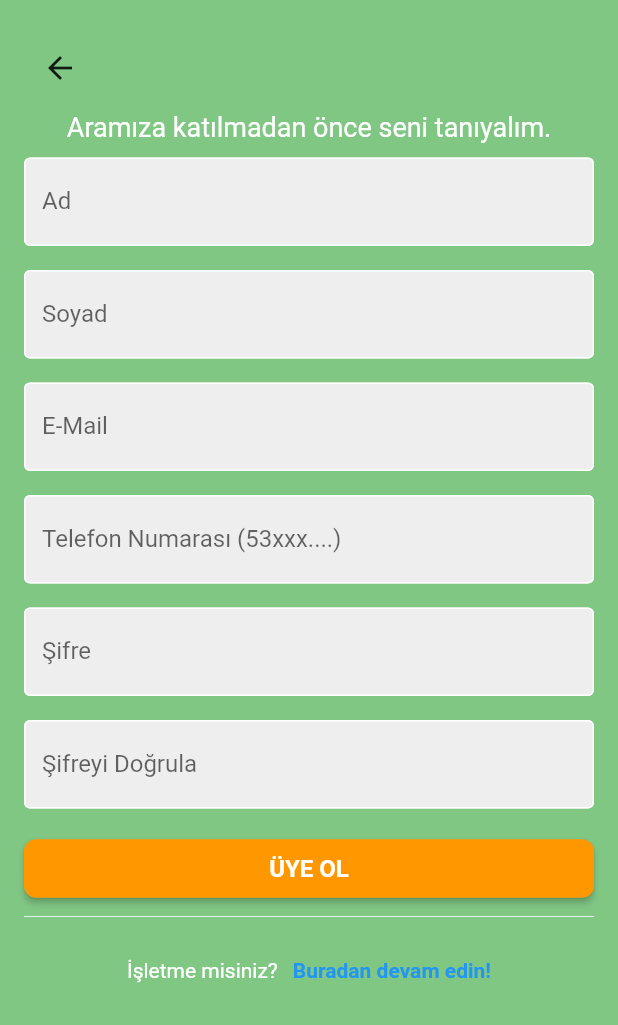
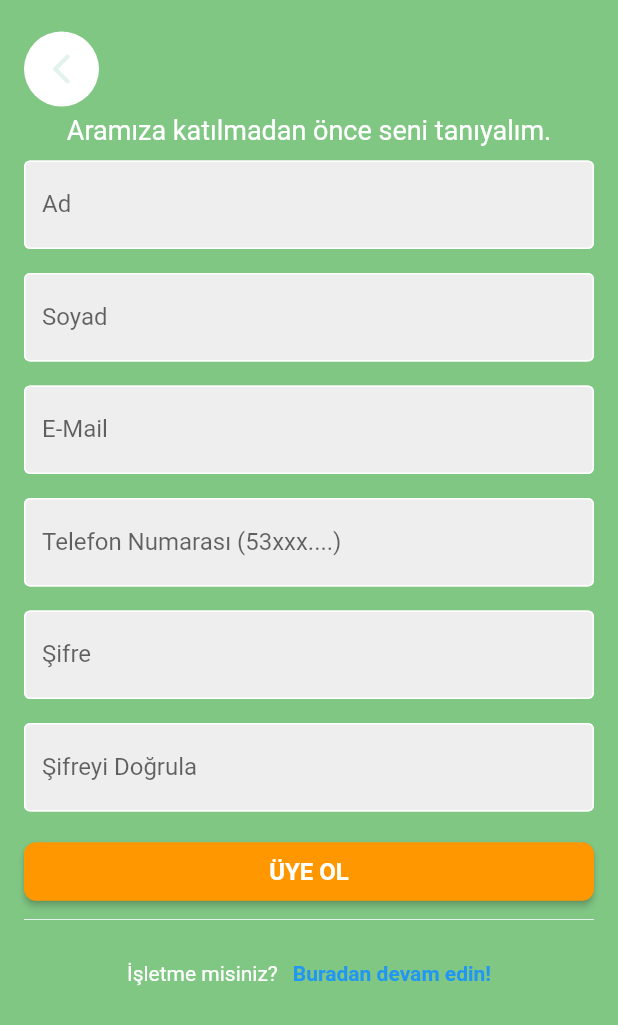
Before and after one commit to huseyinasan/biyemek, a Flutter app: the Entrance screen opened directly, after a tap on "Üye Ol", on a phone screen of 412 x 824 dp. Shown: the top 1025 px of the screen. Run offline on Flutter 3.47's test engine with Material 2 defaults, Android fonts, the light colour scheme and no system bars; our stand-ins replace cloud_firestore, firebase_auth, firebase_core, google_nav_bar, google_sign_in, smooth_page_indicator; accounts and stored records are empty.

Commit message:
back button was fixed

```diff
--- a/lib/screens/onboarding/entrance.dart
+++ b/lib/screens/onboarding/entrance.dart
@@ -57,7 +57,7 @@ class _EntranceState extends State<Entrance> {
                     fit: BoxFit.cover, // Resmi sığdırma şekli
                   ),
                   const SizedBox(height: 20),
-                  const Padding(
+                   Padding(
                     padding: EdgeInsets.only(
                       left: 10,
                       right: 10,
--- a/lib/screens/onboarding/intro_page_1.dart
+++ b/lib/screens/onboarding/intro_page_1.dart
@@ -17,7 +17,7 @@ class IntroPage1 extends StatelessWidget {
                 width: 350,
                 height: 350,
               ),
-              const Padding(
+               Padding(
                 padding: EdgeInsets.all(8.0),
                 child: Column(
                   children: [
--- a/lib/screens/onboarding/introduction_screen.dart
+++ b/lib/screens/onboarding/introduction_screen.dart
@@ -106,7 +106,7 @@ class _IntroductionScreenState extends State<IntroductionScreen> {
                                   duration: (const Duration(milliseconds: 500)),
                                   curve: Curves.easeIn);
                             },
-                            child: const Row(
+                            child:  Row(
                               mainAxisAlignment: MainAxisAlignment.spaceEvenly,
                               children: [
                                 Icon(
--- a/lib/screens/register/register_page.dart
+++ b/lib/screens/register/register_page.dart
@@ -1,5 +1,7 @@
-import 'dart:ffi';
 
+
+import 'package:biyemek/components/back_button.dart';
+import 'package:biyemek/screens/onboarding/entrance.dart';
 import 'package:cloud_firestore/cloud_firestore.dart';
 import 'package:firebase_auth/firebase_auth.dart';
 import 'package:flutter/material.dart';
@@ -137,14 +139,28 @@ class _RegisterPageState extends State<RegisterPage> {
           child: Column(
             crossAxisAlignment: CrossAxisAlignment.stretch,
             children: [
-              const Row(
-                children: [
-                  Padding(
-                    padding: EdgeInsets.symmetric(vertical: 5),
-                    child: BackButton(),
-                  ),
-                ],
+
+               SafeArea(
+                 child: Row(
+                  children: [
+                    Padding(
+                      padding: EdgeInsets.symmetric(vertical: 5),
+                      child: BackToButton(
+                        onTap: () {
+                          Navigator.push(
+                            context,
+                            MaterialPageRoute(
+                              builder: (context) {
+                                return Entrance();
+                              },
+                            ),
+                          );
+                        },
+                      ),
+                    ),
+                  ],
               ),
+               ),
               const Padding(
                 padding: EdgeInsets.only(bottom: 10),
                 child: Center(
```
Also changed, not shown: lib/screens/home/home_screen.dart (+6 -6 lines), pubspec.lock, 1 other file.
